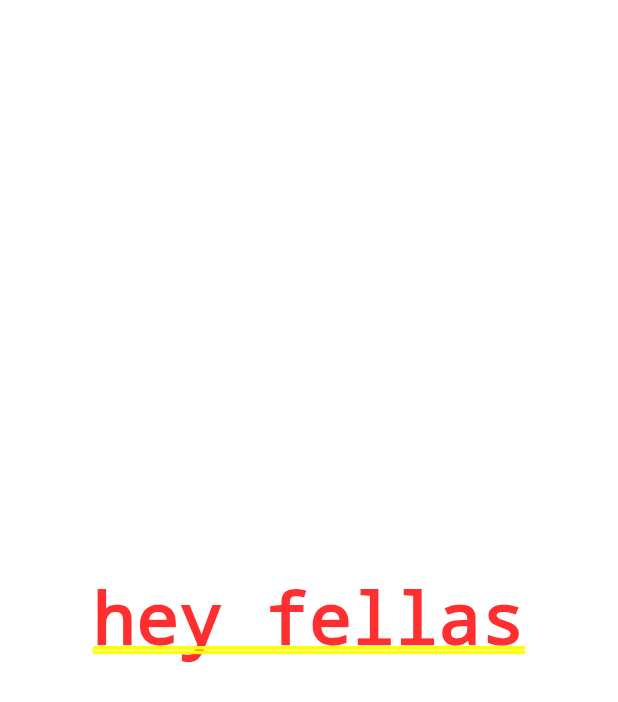
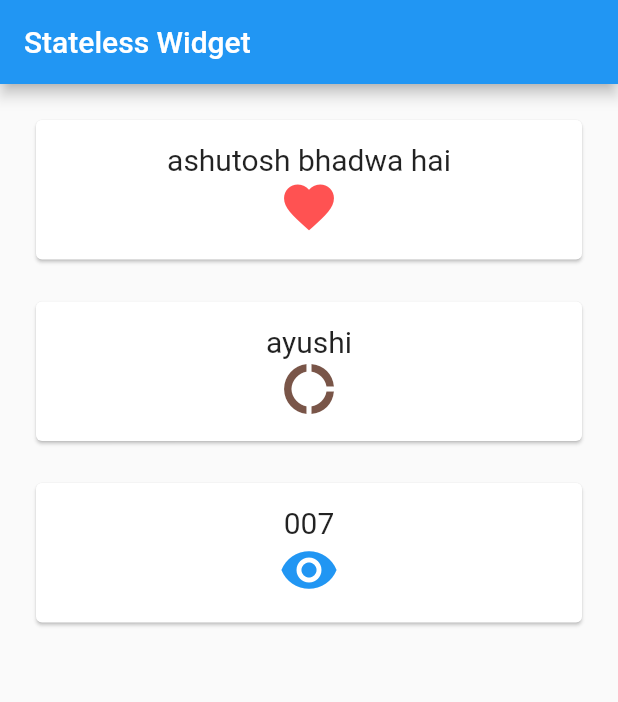
Before and after one commit to sol-regem/testing_app, a Flutter app: the screen it shows after launch, on a phone screen of 412 x 824 dp. Shown: the top 702 px of the screen. Run offline on Flutter 3.47's test engine with Material 2 defaults, Android fonts, the phone set to English and light mode, and no system bars.

Commit message:
this is the preloded app of flutter

```diff
--- a/lib/main.dart
+++ b/lib/main.dart
@@ -1,10 +1,75 @@
 import 'package:flutter/material.dart';
 
-void main() => runApp(
-      MaterialApp(
-        home: Center(
-          child: Text('hey fellas'),
-        ),
-      ),
+void main() {
+  runApp(new MaterialApp(
+    //home: new Text("Cool")
+      home: new MyStatelessWidget()
+  ));
+}
 
+class MyStatelessWidget extends StatelessWidget {
+  @override
+  Widget build(BuildContext context){
+    //Scaffold provide functionality of appbar, body of app etc
+    return new Scaffold(
+        appBar: new AppBar(title: new Text("Stateless Widget")),
+        body: new Container(
+          //adding padding around card
+            padding: new EdgeInsets.all(20.0),
+            child: new Column(
+                crossAxisAlignment: CrossAxisAlignment.stretch,
+                children: <Widget>[
+                  // new Text("Hey"),
+                  // new Text("My name"),
+                  // new Text("Is Raunak")
+
+                  new MyCard(
+                      title: new Text("ashutosh bhadwa hai", style: new TextStyle(fontSize: 20.0)),
+                      icon: new Icon(Icons.favorite, size: 40.0, color: Colors.redAccent)
+                  ),
+                  new MyCard(
+                      title: new Text("ayushi", style: new TextStyle(fontSize: 20.0)),
+                      icon: new Icon(Icons.donut_large, size: 40.0, color: Colors.brown)
+                  ),
+                  new MyCard(
+                      title: new Text("007", style: new TextStyle(fontSize: 20.0)),
+                      icon: new Icon(Icons.visibility, size: 40.0, color: Colors.blue)
+                  )
+                ]
+            )
+        )
     );
+  }
+}
+
+class MyCard extends StatelessWidget {
+  //adding constructor
+  MyCard({this.title, this.icon});
+
+  final Widget title;
+  final Widget icon;
+
+  @override
+  Widget build(BuildContext context){
+    return new Container(
+      //adding bottom padding on card
+        padding: new EdgeInsets.only(bottom: 20.0),
+        child: new Card(
+            child: new Container(
+              //adding padding inside card
+                padding: new EdgeInsets.all(15.0),
+                child: new Column(
+                    children: <Widget>[
+                      // new Text("I love Flutter"),
+                      // new Icon(Icons.favorite)
+
+                      this.title,
+                      this.icon
+                    ]
+                )
+            )
+
+        )
+    );
+  }
+}
```
